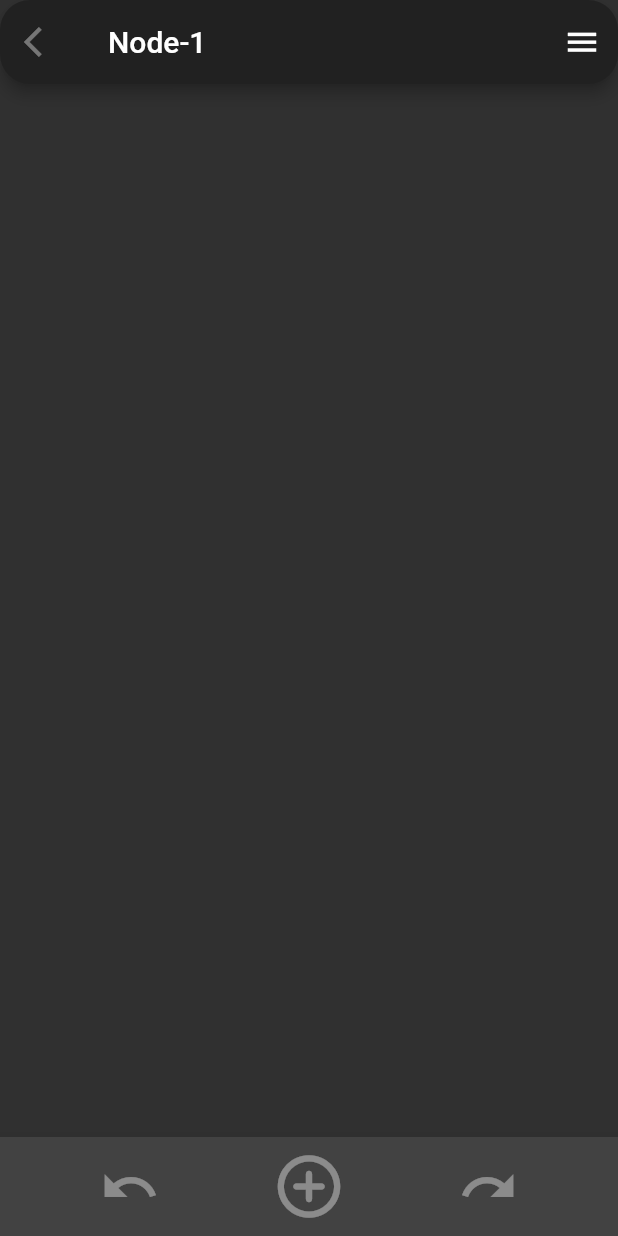
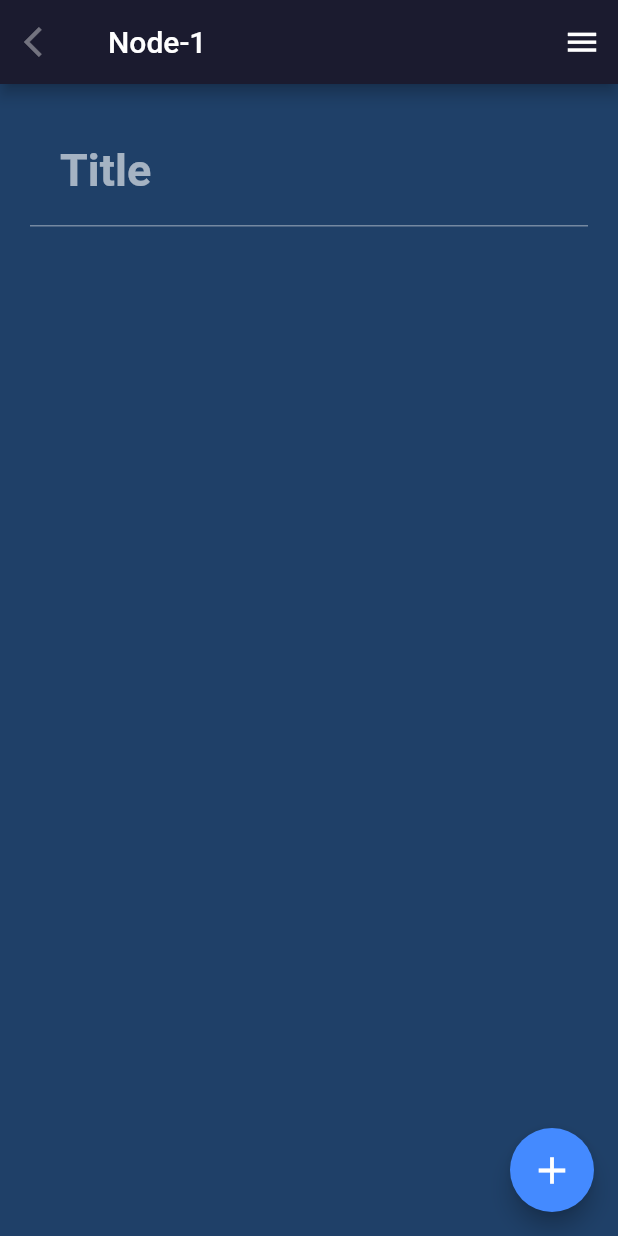
Before and after one commit to TheBlitzzz/Idea_Space, a Flutter app: the screen it shows after launch, on a phone screen of 412 x 824 dp. Run offline on Flutter 3.47's test engine with Material 2 defaults, Android fonts, the phone set to English and light mode, and no system bars.

Commit message:
NodeEditorPage ReorderableListView

```diff
--- a/lib/MyApp.dart
+++ b/lib/MyApp.dart
@@ -10,8 +10,9 @@ class MyApp extends StatelessWidget {
   Widget build(BuildContext context) {
     String title = "Hello, User";
     ThemeData theme = ThemeData(
-      // primarySwatch: Colors.grey,
+      primarySwatch: Colors.grey,
       brightness: Brightness.dark,
+      textSelectionColor: Colors.grey,
     );
 
     return MaterialApp(
--- a/lib/NodeContent/NodeEditorPage1.dart
+++ b/lib/NodeContent/NodeEditorPage1.dart
@@ -6,17 +6,25 @@ class NodeEditorContent extends StatefulWidget {
 }
 
 class _NodeEditorContentState extends State<NodeEditorContent> {
-  final TextEditingController nodeTitleController = TextEditingController();
-  final TextEditingController contentController = TextEditingController();
+  final List<TextEditingController> noteDescription = [];
+  final controller = TextEditingController();
+  FocusNode textSecondFocusNode = new FocusNode();
 
   @override
+  void dispose() {
+    super.dispose();
+    for (int i = 0; i < noteDescription.length; i++) {
+      noteDescription[i].dispose();
+    }
+  }
+  List<Widget> textBlock = <Widget>[];
+  @override
   Widget build(BuildContext context) {
+
     return Scaffold(
       appBar: AppBar(
-            shape: RoundedRectangleBorder(
-              borderRadius: BorderRadius.circular(20),
-            ),
-            title: const Text("Node-1"),
+          backgroundColor: Color(0xff1B1B2F),
+          title: Text("Node-1"),
           leading: IconButton(
             icon: Icon(Icons.arrow_back_ios),
           ),
@@ -24,41 +32,137 @@ class _NodeEditorContentState extends State<NodeEditorContent> {
             IconButton(
               icon: Icon(Icons.menu),
               iconSize: 25,
-                onPressed: (){
-                },
+              onPressed: () {},
             ),
-            ]
+          ]),
+      // bottomNavigationBar: BottomAppBar(
+      //     shape: AutomaticNotchedShape(
+      //       RoundedRectangleBorder(
+      //         borderRadius: BorderRadius.only(
+      //           topLeft: Radius.circular(20),
+      //           topRight: Radius.circular(20),
+      //         ),
+      //       ),
+      //     ),
+      //     child: Row(
+      //       mainAxisAlignment: MainAxisAlignment.spaceEvenly,
+      //       children: [
+      //         IconButton(
+      //           icon: Icon(Icons.undo),
+      //           iconSize: 40,
+      //         ),
+      //         IconButton(
+      //           icon: Icon(Icons.add_circle_outline_rounded),
+      //           iconSize: 50,
+      //         ),
+      //         IconButton(
+      //           icon: Icon(Icons.redo),
+      //           iconSize: 40,
+      //         ),
+      //       ],
+      //     )
+      // ),
+      body: Container(
+        color: Color(0xff1f4068),
+        child: Column(
+          children: [
+            Padding(
+              padding: const EdgeInsets.fromLTRB(20, 20, 20, 0),
+              child: TextField(
+                maxLines: 1,
+                style: TextStyle(
+                  fontSize: 30,
+                  fontWeight: FontWeight.bold,
                 ),
-        bottomNavigationBar: BottomAppBar(
-            shape: AutomaticNotchedShape(
-              RoundedRectangleBorder(
-                borderRadius: BorderRadius.only(
-                  topLeft: Radius.circular(20),
-                  topRight: Radius.circular(20),
+                decoration: InputDecoration(
+                  focusedBorder: OutlineInputBorder(
+                    borderSide: BorderSide(
+                      color: Colors.blue,
+                      width: 2,
+                    ),
+                    borderRadius: const BorderRadius.all(
+                      const Radius.circular(10.0),
+                    ),
+                  ),
+                  contentPadding: EdgeInsets.all(20),
+                  hintText: "Title",
+                  hintStyle: TextStyle(
+                    fontSize: 30,
+                    fontWeight: FontWeight.bold,
+                  ),
+                  // border: OutlineInputBorder(
+                  //   borderRadius: const BorderRadius.all(
+                  //     const Radius.circular(10.0),
+                  //   ),
+                  // ),
                 ),
               ),
             ),
-            child: Row(
-              mainAxisAlignment: MainAxisAlignment.spaceEvenly,
-              children: [
-                IconButton(
-                  icon: Icon(Icons.undo),
-                  iconSize: 40,
+            Expanded(
+              child: ReorderableListView(
+                children: textBlock,
+                onReorder: (int oldIndex, int newIndex) {
+                  var temp = noteDescription[oldIndex];
+                  noteDescription[oldIndex] = noteDescription[newIndex];
+                  noteDescription[newIndex] = temp;
+                },
               ),
-                IconButton(
-                  icon: Icon(Icons.add_circle_outline_rounded),
-                  iconSize: 50,
-                ),
-                IconButton(
-                  icon: Icon(Icons.redo),
-                  iconSize: 40,
             ),
           ],
-            )
         ),
-        body: Column(
-
-        )
+      ),
+      // Column(
+      //     children: [
+      //       TextField(
+      //         decoration: InputDecoration(
+      //           hintText: "Title",
+      //           hintStyle: TextStyle(
+      //             fontSize: 30,
+      //           ),
+      //           contentPadding: EdgeInsets.fromLTRB(30, 30, 30, 20),
+      //         ),
+      //       ),
+      //       SizedBox(height: 30),
+      //     ],
+      //   ),
+      floatingActionButton: FloatingActionButton(
+        child: Icon(Icons.add, size: 30, color: Colors.white),
+        backgroundColor: Colors.blueAccent,
+        onPressed: () {
+          setState(() {
+            noteDescription.add(TextEditingController());
+            textBlock.add(Padding(
+              padding: EdgeInsets.fromLTRB(10, 10, 10, 10),
+              key: ValueKey('${noteDescription.length}'),
+              child: Stack(
+                children: [
+                  Icon(
+                    Icons.menu,
+                  ),
+                  Padding(
+                    padding: EdgeInsets.only(left:40.0),
+                    child: TextField(
+                      controller: noteDescription[noteDescription.length-1],
+                      decoration: InputDecoration(
+                        focusedBorder: OutlineInputBorder(
+                          borderSide: BorderSide(
+                            color: Colors.blue,
+                            width: 2,
+                          ),
+                          borderRadius: const BorderRadius.all(
+                            const Radius.circular(10.0),
+                          ),
+                        ),
+                      ),
+                    ),
+                  ),
+                ],
+              ),
+            ),
+            );
+          });
+        },
+      ),
     );
   }
 }
--- a/lib/NodeContent/Nodes.dart
+++ b/lib/NodeContent/Nodes.dart
@@ -2,6 +2,7 @@ library nodes;
 
 import 'package:flutter/material.dart';
 import '../MindMap/MindMap.dart';
+import 'package:flutter/cupertino.dart';
 
 part 'BaseNode.dart';
 
@@ -15,6 +16,8 @@ part 'SettingsPage.dart';
 
 part 'NodeEditorPage1.dart';
 
+
+
 // class NestedMindMapNode extends BaseNode {
 //   List<ContentNode> nodes;
 //
```
Also changed, not shown: pubspec.lock. Lines whose indentation alone changed are shown as unchanged.
